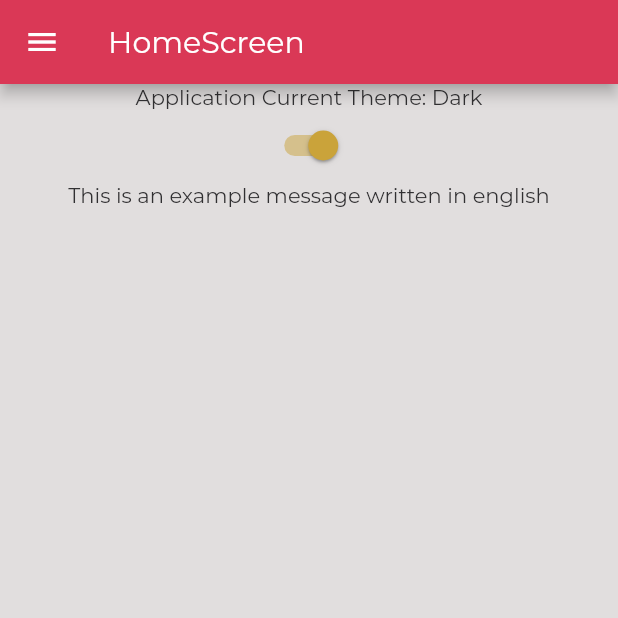
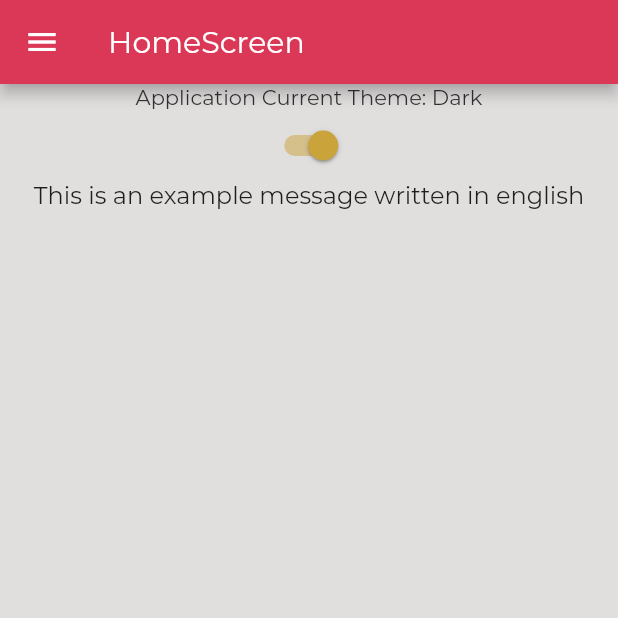
Before and after one commit to DominikHinc/WordFishing_Flutter, a Flutter app: the screen it shows after launch, on a phone screen of 412 x 824 dp, the top half of it. Run offline on Flutter 3.47's test engine with Material 2 defaults, Android fonts, the phone set to English and light mode, and no system bars.

Commit message:
add translate and

```diff
--- a/lib/screens/home-screen.dart
+++ b/lib/screens/home-screen.dart
@@ -1,6 +1,6 @@
 import 'package:WordFishing/navigation/routes-config.dart';
 import 'package:WordFishing/providers/theme-provider.dart';
-import 'package:WordFishing/services/app-localizations.dart';
+import 'package:WordFishing/utils/translate.dart';
 import 'package:WordFishing/widgets/main-drawer.dart';
 import 'package:flutter/material.dart';
 import 'package:provider/provider.dart';
@@ -39,7 +39,10 @@ class _HomeScreenState extends State<HomeScreen> {
                 ),
               ),
               Text(
-                AppLocalizations.of(context).translate('example_message'),
+                // NEW WAY OF TRANSLATING TEXT
+                translate(context, 'example_message'),
+                // THIS SHOULD BE THE DEFAULT WAY OF STYLING TEXT
+                style: Theme.of(context).textTheme.subtitle1,
               ),
             ],
           ),
--- /dev/null
+++ b/lib/utils/translate.dart
@@ -0,0 +1,5 @@
+import 'package:WordFishing/services/app-localizations.dart';
+import 'package:flutter/material.dart';
+
+String translate(BuildContext context, String key) =>
+    AppLocalizations.of(context).translate(key);
```
